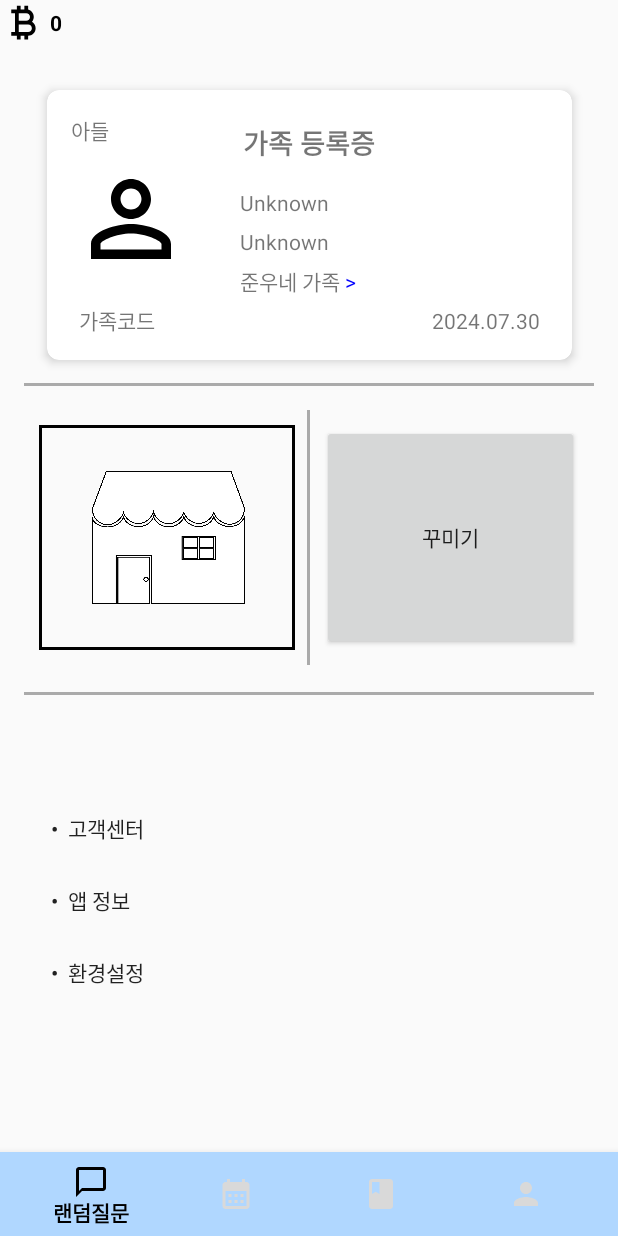
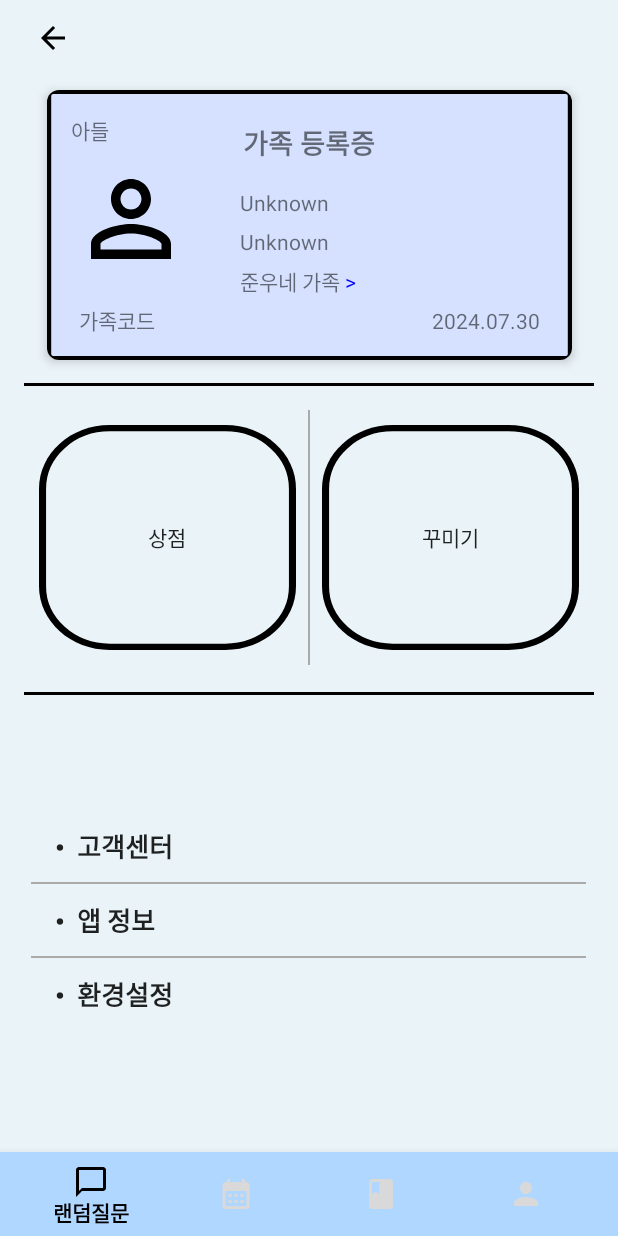
Before and after one commit to wnsdn00/DodamDodam, an Android app: the fragment MyPageFragment placed in its activity, on a phone screen of 412 x 824 dp. Run offline under Robolectric (Android 15) with nearby library versions, the phone set to English and light mode, and no system bars; our stand-ins replace Firebase (no records; nobody signed in at launch, a user with empty details on screens opened directly).

Commit message:
commit add message

```diff
--- a/app/src/main/java/com/explorit/dodamdodam/MyPageFragment.kt
+++ b/app/src/main/java/com/explorit/dodamdodam/MyPageFragment.kt
@@ -82,6 +82,12 @@ class MyPageFragment : Fragment(R.layout.fragment_my_page) {
             // startActivity(Intent(activity, AppInfoActivity::class.java))
         }
 
+        binding.btnCustomize.setOnClickListener {
+            // 가족 카드 수정 버튼 클릭 시 FamilyCardEditActivity로 이동
+            val intent = Intent(activity, FamilyCardEditActivity::class.java)
+            startActivity(intent)
+        }
+
         // back 버튼 클릭
         binding.buttonPreference.setOnClickListener {
             val intent = Intent(activity, PreferenceActivity::class.java)
--- a/app/src/main/java/com/explorit/dodamdodam/StoreFragment.kt
+++ /dev/null
@@ -1,4 +0,0 @@
-package com.explorit.dodamdodam
-
-class StoreFragment {
-}
--- /dev/null
+++ b/app/src/main/res/drawable/custome_border.xml
@@ -0,0 +1,20 @@
+<?xml version="1.0" encoding="utf-8"?>
+
+    <vector
+        xmlns:android="http://schemas.android.com/apk/res/android"
+        android:width="109dp"
+        android:height="106dp"
+        android:viewportWidth="109"
+        android:viewportHeight="106"
+        >
+        <group>
+            <clip-path
+                android:pathData="M30 0H79C95.5685 0 109 13.4315 109 30V76C109 92.5685 95.5685 106 79 106H30C13.4315 106 0 92.5685 0 76V30C0 13.4315 13.4315 0 30 0Z"
+                />
+            <path
+                android:pathData="M30 0H79C95.5685 0 109 13.4315 109 30V76C109 92.5685 95.5685 106 79 106H30C13.4315 106 0 92.5685 0 76V30C0 13.4315 13.4315 0 30 0Z"
+                android:strokeWidth="6"
+                android:strokeColor="#000000"
+                />
+        </group>
+    </vector>
--- /dev/null
+++ b/app/src/main/res/drawable/familycard_border.xml
@@ -0,0 +1,24 @@
+<?xml version="1.0" encoding="utf-8"?>
+
+<vector
+    xmlns:android="http://schemas.android.com/apk/res/android"
+    android:width="250dp"
+    android:height="133dp"
+    android:viewportWidth="250"
+    android:viewportHeight="133"
+    >
+    <group>
+        <clip-path
+            android:pathData="M3 0H247C248.657 0 250 1.34315 250 3V130C250 131.657 248.657 133 247 133H3C1.34315 133 0 131.657 0 130V3C0 1.34315 1.34315 0 3 0Z"
+            />
+        <path
+            android:pathData="M0 0V133H250V0"
+            android:fillColor="#D5E1FF"
+            />
+        <path
+            android:pathData="M3 0H247C248.657 0 250 1.34315 250 3V130C250 131.657 248.657 133 247 133H3C1.34315 133 0 131.657 0 130V3C0 1.34315 1.34315 0 3 0Z"
+            android:strokeWidth="4"
+            android:strokeColor="#000000"
+            />
+    </group>
+</vector>
--- a/app/src/main/res/layout/fragment_my_page.xml
+++ b/app/src/main/res/layout/fragment_my_page.xml
@@ -5,7 +5,18 @@
     xmlns:tools="http://schemas.android.com/tools"
     android:layout_width="match_parent"
     android:layout_height="match_parent"
+    android:background="#EAF3F8"
     tools:context=".MyPageFragment">
+
+    <ImageButton
+        android:id="@+id/back"
+        android:layout_width="50dp"
+        android:layout_height="50dp"
+        android:layout_marginLeft="10dp"
+        android:background="@android:color/transparent"
+        app:srcCompat="@drawable/ic_back"
+        app:layout_constraintTop_toTopOf="parent"
+        app:layout_constraintStart_toStartOf="parent" />
 
     <!-- 상단: 가족 등록증 -->
     <androidx.cardview.widget.CardView
@@ -22,7 +33,8 @@
         <RelativeLayout
             android:layout_width="match_parent"
             android:layout_height="wrap_content"
-            android:padding="16dp">
+            android:padding="16dp"
+            android:background="@drawable/familycard_border">
 
             <TextView
                 android:id="@+id/family_role"
@@ -109,7 +121,7 @@
         android:layout_width="380dp"
         android:layout_height="2dp"
         android:layout_margin="15dp"
-        android:background="@android:color/darker_gray"
+        android:background="@android:color/black"
         app:layout_constraintTop_toBottomOf="@id/family_card"
         app:layout_constraintStart_toStartOf="parent"
         app:layout_constraintEnd_toEndOf="parent" />
@@ -126,20 +138,19 @@
         app:layout_constraintStart_toStartOf="parent"
         app:layout_constraintEnd_toEndOf="parent">
 
-        <ImageButton
+        <Button
             android:id="@+id/btn_store"
             android:layout_width="0dp"
             android:layout_height="150dp"
             android:layout_weight="1"
             android:layout_marginEnd="8dp"
             android:text="상점"
-            android:background="@drawable/store5"
-            android:scaleType="fitCenter"/>
+            android:background="@drawable/custome_border" />
 
         <!-- 세로 선: 상점, 꾸미기 사이에 추가 -->
         <View
             android:id="@+id/vertical_divider"
-            android:layout_width="2dp"
+            android:layout_width="1dp"
             android:layout_height="170dp"
             android:background="@android:color/darker_gray"
             app:layout_constraintTop_toBottomOf="@id/btn_store"
@@ -153,7 +164,8 @@
             android:layout_height="150dp"
             android:layout_weight="1"
             android:layout_marginStart="8dp"
-            android:text="꾸미기"/>
+            android:text="꾸미기"
+            android:background="@drawable/custome_border"/>
     </LinearLayout>
 
     <!-- 선: middle_section 아래 -->
@@ -161,7 +173,7 @@
         android:layout_width="380dp"
         android:layout_height="2dp"
         android:layout_margin="2dp"
-        android:background="@android:color/darker_gray"
+        android:background="@android:color/black"
         app:layout_constraintTop_toBottomOf="@id/middle_section"
         app:layout_constraintStart_toStartOf="parent"
         app:layout_constraintEnd_toEndOf="parent" />
@@ -184,21 +196,38 @@
             android:layout_width="370dp"
             android:layout_height="wrap_content"
             android:text="    •  고객센터"
-            android:gravity=""
+            android:textSize="17dp"
+            android:textStyle="bold"
+            android:gravity="center_vertical"
             android:background="@android:color/transparent" />
+        <View
+            android:layout_width="370dp"
+            android:layout_height="1dp"
+            android:background="@android:color/darker_gray" />
+
         <Button
             android:id="@+id/btn_app_info"
             android:layout_width="370dp"
             android:layout_height="wrap_content"
             android:text="    •  앱 정보"
-            android:gravity=""
+            android:textSize="17dp"
+            android:textStyle="bold"
+            android:gravity="center_vertical"
             android:background="@android:color/transparent"/>
+        <View
+            android:layout_width="370dp"
+            android:layout_height="1dp"
+            android:background="@android:color/darker_gray" />
+
         <Button
             android:id="@+id/buttonPreference"
             android:layout_width="370dp"
             android:layout_height="wrap_content"
             android:text="    •  환경설정"
-            android:gravity=""
+            android:textSize="17dp"
+            android:textStyle="bold"
+            android:gravity="center_vertical"
             android:background="@android:color/transparent" />
+
     </LinearLayout>
 </androidx.constraintlayout.widget.ConstraintLayout>
```
Also changed, not shown: app/src/main/AndroidManifest.xml (+8 -2 lines), app/src/main/java/com/explorit/dodamdodam/FamilyCardEditActivity.kt (added, +19 -0 lines), app/src/main/java/com/explorit/dodamdodam/LoginActivity.kt (+0 -17 lines), app/src/main/res/drawable/round_btn.xml (added, +16 -0 lines), app/src/main/res/drawable/store_box.xml (added, +24 -0 lines), app/src/main/res/layout/activity_login.xml (+1 -9 lines), app/src/main/java/com/explorit/dodamdodam/AddPostActivity.kt (line endings or trailing spaces), app/src/main/res/layout/family_card_edit.xml (renamed from app/src/main/res/layout/fragment_store.xml).
